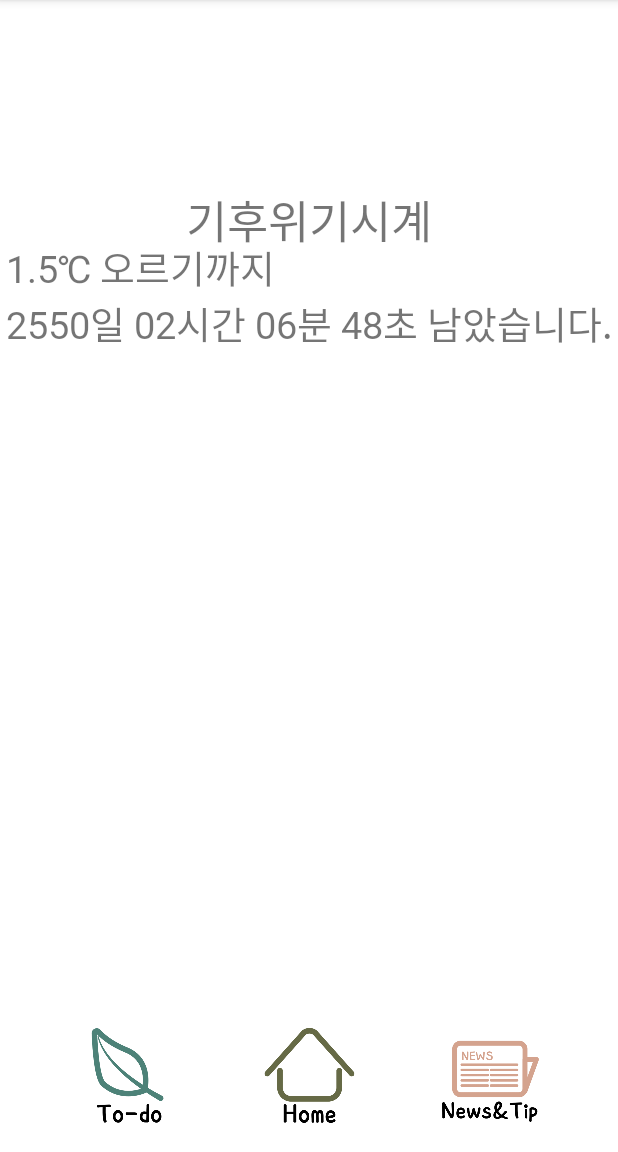
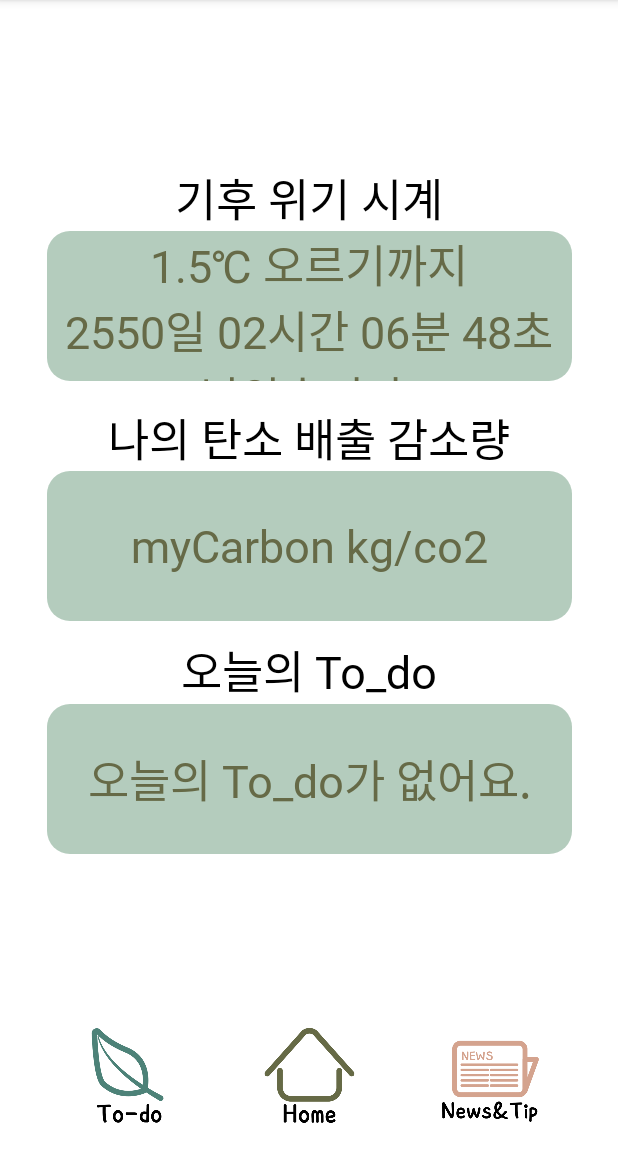
Before and after one commit to SeoHyeRyeong/ECO2, an Android app: the screen it shows after launch (MainActivity), on a phone screen of 412 x 824 dp, the part 84-1236 px from its top. Run offline under Robolectric (Android 15) with nearby library versions, the phone set to English and light mode, and no system bars.

Commit message:
main에 둥근 사각형 배경 추가

```diff
--- a/app/src/main/AndroidManifest.xml
+++ b/app/src/main/AndroidManifest.xml
@@ -1,4 +1,5 @@
 <?xml version="1.0" encoding="utf-8"?>
+
 <manifest xmlns:android="http://schemas.android.com/apk/res/android"
     xmlns:tools="http://schemas.android.com/tools"
     package="com.example.eco2">
--- a/app/src/main/java/com/example/eco2/MainActivity.kt
+++ b/app/src/main/java/com/example/eco2/MainActivity.kt
@@ -65,6 +65,7 @@ class MainActivity : AppCompatActivity() {
         val diffSec = (targetCal.timeInMillis - baseCal.timeInMillis) / 1000
         val diffDays = diffSec / (24 * 60 * 60)
         targetCal.add(Calendar.DAY_OF_MONTH, (-diffDays).toInt())
+        //val monthTime = Math.floor((diffSec-(3600*24*)).toDouble()).toInt()
         val dayTime = Math.floor((diffDays).toDouble()).toInt()
         val hourTime = Math.floor((diffSec / 3600-(dayTime*24)).toDouble()).toInt()
         val minTime = Math.floor(((diffSec - (3600 * 24 *dayTime)-(3600*hourTime)) / 60).toDouble()).toInt()
--- /dev/null
+++ b/app/src/main/res/drawable/round_rectangle.xml
@@ -0,0 +1,17 @@
+<?xml version="1.0" encoding="utf-8"?>
+<shape xmlns:android="http://schemas.android.com/apk/res/android"
+    android:padding="10dp"
+    android:shape="rectangle">
+    <!-- 배경 색 설정 / 제가 color에 지정한 색입니다 ㅎㅎ -->
+    <solid android:color="#B4CCBD" />
+    <!-- 모서리 곡선 설정 -->
+    <corners
+        android:topLeftRadius="15dp"
+        android:topRightRadius="15dp"
+        android:bottomLeftRadius="15dp"
+        android:bottomRightRadius="15dp"/>
+    <!-- 선 크기 및 색 지정 -->
+    <stroke
+        android:width="0dp"
+        android:color="#FFFF" />
+</shape>
--- a/app/src/main/res/layout/activity_main.xml
+++ b/app/src/main/res/layout/activity_main.xml
@@ -52,8 +52,25 @@
     <TextView
         android:id="@+id/carbonClock"
         android:layout_width="wrap_content"
-        android:layout_height="520dp"
-        android:text="기후위기시계"
+        android:layout_height="100dp"
+        android:layout_marginBottom="450dp"
+        android:text="기후 위기 시계"
+        android:textSize="30dp"
+        android:textColor="#000000"
+        app:layout_constraintBottom_toBottomOf="parent"
+        app:layout_constraintLeft_toLeftOf="parent"
+        app:layout_constraintRight_toRightOf="parent"
+        app:layout_constraintTop_toTopOf="parent" />
+
+    <TextView
+        android:id="@+id/tv_timer"
+        android:layout_width="350dp"
+        android:layout_height="100dp"
+        android:layout_marginBottom="360dp"
+        android:background="@drawable/round_rectangle"
+        android:gravity="center"
+        android:text="CarbonClock"
+        android:textColor="#666A47"
         android:textSize="30dp"
         app:layout_constraintBottom_toBottomOf="parent"
         app:layout_constraintLeft_toLeftOf="parent"
@@ -61,11 +78,56 @@
         app:layout_constraintTop_toTopOf="parent" />
 
     <TextView
-        android:id="@+id/tv_timer"
+        android:id="@+id/myCarbon"
         android:layout_width="wrap_content"
-        android:layout_height="450dp"
-        android:text="CarbonClock"
-        android:textSize="25dp"
+        android:layout_height="100dp"
+        android:text="나의 탄소 배출 감소량"
+        android:layout_marginBottom="130dp"
+        android:textSize="30dp"
+        android:textColor="#000000"
+        app:layout_constraintBottom_toBottomOf="parent"
+        app:layout_constraintLeft_toLeftOf="parent"
+        app:layout_constraintRight_toRightOf="parent"
+        app:layout_constraintTop_toTopOf="parent" />
+
+    <TextView
+        android:id="@+id/myCarbon_kg"
+        android:layout_width="350dp"
+        android:layout_height="100dp"
+        android:layout_marginBottom="40dp"
+        android:background="@drawable/round_rectangle"
+        android:gravity="center"
+        android:text="myCarbon kg/co2"
+        android:textColor="#666A47"
+        android:textSize="30dp"
+        app:layout_constraintBottom_toBottomOf="parent"
+        app:layout_constraintLeft_toLeftOf="parent"
+        app:layout_constraintRight_toRightOf="parent"
+        app:layout_constraintTop_toTopOf="parent" />
+
+    <TextView
+        android:id="@+id/to_do"
+        android:layout_width="wrap_content"
+        android:layout_height="100dp"
+        android:text="오늘의 To_do"
+        android:layout_marginBottom="-180dp"
+        android:textSize="30dp"
+        android:textColor="#000000"
+        app:layout_constraintBottom_toBottomOf="parent"
+        app:layout_constraintLeft_toLeftOf="parent"
+        app:layout_constraintRight_toRightOf="parent"
+        app:layout_constraintTop_toTopOf="parent" />
+
+    <TextView
+        android:id="@+id/add_to_do"
+        android:layout_width="350dp"
+        android:layout_height="100dp"
+        android:layout_marginBottom="-270dp"
+        android:background="@drawable/round_rectangle"
+        android:gravity="center"
+        android:text="오늘의 To_do가 없어요."
+        android:textColor="#666A47"
+        android:textSize="30dp"
         app:layout_constraintBottom_toBottomOf="parent"
         app:layout_constraintLeft_toLeftOf="parent"
         app:layout_constraintRight_toRightOf="parent"
```
